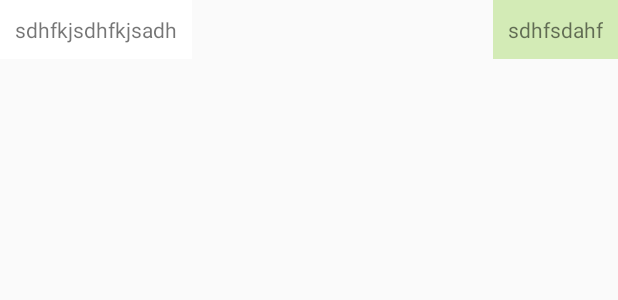
After one commit to Souvik00076/TalkHive, an Android app: the layout chat_box.xml on its own in the app's theme, with its tools: preview values and no code run, on a phone screen of 412 x 824 dp. The commit adds this screen. Shown: the top 300 px of the screen. Run offline under Robolectric (Android 15) with nearby library versions, the phone set to English and light mode, and no system bars.

Commit message:
Chat Box designed.

```diff
--- /dev/null
+++ b/app/src/main/res/layout/chat_box.xml
@@ -0,0 +1,12 @@
+<?xml version="1.0" encoding="utf-8"?>
+<RelativeLayout xmlns:android="http://schemas.android.com/apk/res/android"
+    android:layout_width="match_parent"
+    android:layout_height="wrap_content">
+<TextView
+    style="@style/oppsite_chat_view"
+    android:text="sdhfkjsdhfkjsadh"/>
+    <TextView
+        style="@style/user_chat_view"
+        android:text="sdhfsdahf"/>
+
+</RelativeLayout>
--- a/app/src/main/res/values/colors.xml
+++ b/app/src/main/res/values/colors.xml
@@ -8,4 +8,6 @@
     <color name="black">#FF000000</color>
     <color name="white">#FFFFFFFF</color>
     <color name="trans">#1EFFFFFF</color>
+    <color name="user_chat_color">#74A2D863</color>
+
 </resources>
--- a/app/src/main/res/values/dimen.xml
+++ b/app/src/main/res/values/dimen.xml
@@ -13,4 +13,5 @@
     <dimen name="widgets_radius">25dp</dimen>
     <dimen name="logo_size">50sp</dimen>
     <dimen name="margin_bottom_logo">100dp</dimen>
+    <dimen name="chat_margin">70dp</dimen>
 </resources>
--- /dev/null
+++ b/app/src/main/res/values/styles.xml
@@ -0,0 +1,44 @@
+<?xml version="1.0" encoding="utf-8"?>
+<resources>
+
+    <style name="widget_edit_text_style">
+        <item name="android:layout_width">match_parent</item>
+        <item name="android:layout_height">@dimen/widget_recommended_height</item>
+        <item name="android:layout_marginStart">@dimen/widgets_margin_start</item>
+        <item name="android:layout_marginTop">@dimen/widgets_margin_top</item>
+        <item name="android:layout_marginEnd">@dimen/widgets_margin_end</item>
+        <item name="android:background">@drawable/widgets_background</item>
+        <item name="android:gravity">center</item>
+        <item name="android:padding">@dimen/widgets_padding</item>
+        <item name="android:textColorHint">@color/white</item>
+        <item name="android:textSize">@dimen/widgets_text_size</item>
+        <item name="android:textColor">@color/white</item>
+    </style>
+
+    <style name="widget_button_style">
+        <item name="android:background">@drawable/btn_reg_background</item>
+        <item name="android:layout_height">@dimen/widget_recommended_height</item>
+        <item name="android:layout_gravity">center</item>
+        <item name="android:layout_marginTop">@dimen/widgets_margin_top</item>
+        <item name="android:textSize">@dimen/widgets_text_size</item>
+    </style>
+
+    <style name="oppsite_chat_view">
+        <item name="android:background">@color/white</item>
+        <item name="android:layout_width">wrap_content</item>
+        <item name="android:layout_height">wrap_content</item>
+        <item name="android:layout_marginEnd">@dimen/chat_margin</item>
+        <item name="android:layout_alignParentLeft">true</item>
+        <item name="android:padding">@dimen/widgets_padding</item>
+    </style>
+
+    <style name="user_chat_view">
+        <item name="android:layout_height">wrap_content</item>
+        <item name="android:background">@color/user_chat_color</item>
+        <item name="android:layout_width">wrap_content</item>
+        <item name="android:layout_marginStart">@dimen/chat_margin</item>
+        <item name="android:layout_alignParentRight">true</item>
+        <item name="android:padding">@dimen/widgets_padding</item>
+    </style>
+
+</resources>
```
Also changed, not shown: app/src/main/res/layout/fragment_login.xml (+10 -29 lines), app/src/main/res/layout/fragment_signup.xml (+12 -39 lines).
